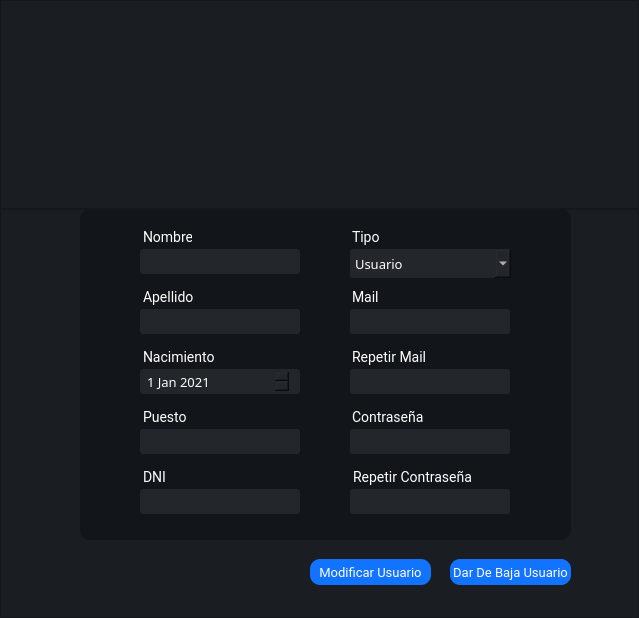
Qt form Interfaces/main/Ui/bm_user.ui (juanignaciocansillieri/Proyecto-Final) before a commit.
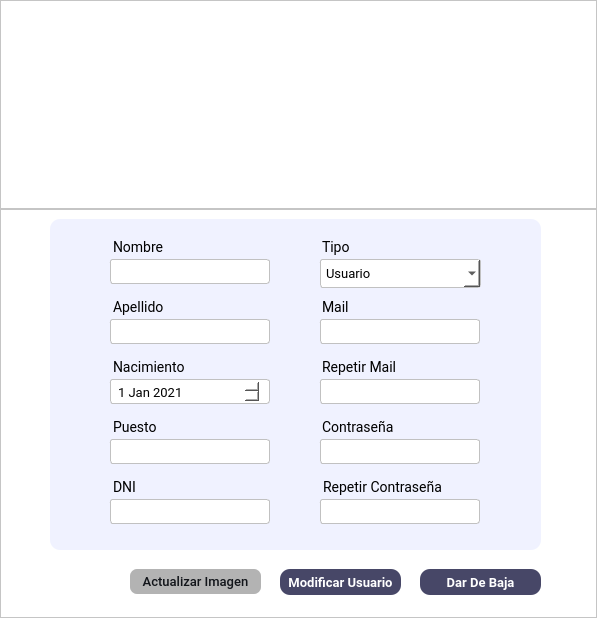
The same form after that commit. Icons and pictures are not drawn.

```diff
--- a/Interfaces/main/Ui/bm_user.ui
+++ b/Interfaces/main/Ui/bm_user.ui
@@ -6,7 +6,7 @@
    <rect>
     <x>0</x>
     <y>0</y>
-    <width>639</width>
+    <width>597</width>
     <height>618</height>
    </rect>
   </property>
@@ -45,7 +45,8 @@
        </size>
       </property>
       <property name="styleSheet">
-       <string notr="true">background: #1a1e23;</string>
+       <string notr="true">background: #fff;
+</string>
       </property>
       <property name="frameShape">
        <enum>QFrame::StyledPanel</enum>
@@ -56,10 +57,10 @@
       <widget class="QLabel" name="label">
        <property name="geometry">
         <rect>
-         <x>230</x>
-         <y>30</y>
+         <x>190</x>
+         <y>20</y>
          <width>221</width>
-         <height>161</height>
+         <height>181</height>
         </rect>
        </property>
        <property name="text">
@@ -89,7 +90,9 @@
        </size>
       </property>
       <property name="styleSheet">
-       <string notr="true">background: #1a1e23;
+       <string notr="true">background: #fff;
+
+
 </string>
       </property>
       <property name="frameShape">
@@ -101,8 +104,8 @@
       <widget class="QFrame" name="frame_3">
        <property name="geometry">
         <rect>
-         <x>80</x>
-         <y>0</y>
+         <x>50</x>
+         <y>10</y>
          <width>491</width>
          <height>331</height>
         </rect>
@@ -114,7 +117,8 @@
         </size>
        </property>
        <property name="styleSheet">
-        <string notr="true">background: #12151a;border-radius: 10px;
+        <string notr="true">border-radius: 10px;
+background-color: rgb(240, 242, 255);
 </string>
        </property>
        <property name="frameShape">
@@ -147,7 +151,6 @@
         <property name="styleSheet">
          <string notr="true">font-family: Roboto;
 font-size: 14px;
-color: #fff;
 margin-top:10px;
 margin-left:10px
 
@@ -180,12 +183,11 @@
         </property>
         <property name="styleSheet">
          <string notr="true">QLineEdit{
-background-color: #23262b;
+background-color: #fff;
+border: 0.5px solid #c1c1c1;
 border-radius: 3px;
 padding: 4 5px;
-color: #fff;
 font-family:Roboto;
-border: none;
 font-size:13px;
 font-weight: 400;
 margin-left: 10px;
@@ -214,7 +216,6 @@
         <property name="styleSheet">
          <string notr="true">font-family: Roboto;
 font-size: 14px;
-color: #fff;
 margin-top:10px;
 margin-left:10px
 
@@ -248,7 +249,6 @@
         <property name="styleSheet">
          <string notr="true">font-family: Roboto;
 font-size: 14px;
-color: #fff;
 margin-top:10px;
 margin-left:10px
 
@@ -263,7 +263,7 @@
          <rect>
           <x>50</x>
           <y>10</y>
-          <width>62</width>
+          <width>71</width>
           <height>27</height>
          </rect>
         </property>
@@ -276,7 +276,6 @@
         <property name="styleSheet">
          <string notr="true">font-family: Roboto;
 font-size: 14px;
-color: #fff;
 margin-top:10px;
 margin-left:10px
 
@@ -309,18 +308,16 @@
         </property>
         <property name="styleSheet">
          <string notr="true">QLineEdit{
-background-color: #23262b;
+background-color: #fff;
+border: 0.5px solid #c1c1c1;
 border-radius: 3px;
 padding: 4 5px;
-color: #fff;
 font-family:Roboto;
-border: none;
 font-size:13px;
 font-weight: 400;
 margin-left: 10px;
 
-}
-</string>
+}</string>
         </property>
         <property name="text">
          <string/>
@@ -353,7 +350,6 @@
         <property name="styleSheet">
          <string notr="true">font-family: Roboto;
 font-size: 14px;
-color: #fff;
 margin-top:10px;
 margin-left:10px
 
@@ -381,7 +377,6 @@
         <property name="styleSheet">
          <string notr="true">font-family: Roboto;
 font-size: 14px;
-color: #fff;
 margin-top:10px;
 margin-left:10px
 
@@ -409,7 +404,6 @@
         <property name="styleSheet">
          <string notr="true">font-family: Roboto;
 font-size: 14px;
-color: #fff;
 margin-top:10px;
 margin-left:10px
 
@@ -443,7 +437,6 @@
         <property name="styleSheet">
          <string notr="true">font-family: Roboto;
 font-size: 14px;
-color: #fff;
 margin-top:10px;
 margin-left:10px
 
@@ -476,18 +469,17 @@
         </property>
         <property name="styleSheet">
          <string notr="true">QLineEdit{
-background-color: #23262b;
+background-color: #fff;
+border: 0.5px solid #c1c1c1;
 border-radius: 3px;
 padding: 4 5px;
-color: #fff;
+
 font-family:Roboto;
-border: none;
 font-size:13px;
 font-weight: 400;
 margin-left: 10px;
 
-}
-</string>
+}</string>
         </property>
         <property name="placeholderText">
          <string/>
@@ -511,7 +503,6 @@
         <property name="styleSheet">
          <string notr="true">font-family: Roboto;
 font-size: 14px;
-color: #fff;
 margin-top:10px;
 margin-left:10px
 
@@ -532,14 +523,16 @@
         </property>
         <property name="styleSheet">
          <string notr="true">
-background-color: #23262b;
+background-color: #fff;
+border: 0.5px solid #c1c1c1;
 border-radius: 3px;
 padding: 4 5px;
-color: #fff;
-font-family:Roboto lt;
-border: none;
+font-family:Roboto;
 font-size:13px;
-margin-left: 10px;</string>
+font-weight: 400;
+margin-left: 10px;
+
+</string>
         </property>
         <property name="dateTime">
          <datetime>
@@ -575,18 +568,17 @@
         </property>
         <property name="styleSheet">
          <string notr="true">QLineEdit{
-background-color: #23262b;
+background-color: #fff;
+border: 0.5px solid #c1c1c1;
 border-radius: 3px;
 padding: 4 5px;
-color: #fff;
+
 font-family:Roboto;
-border: none;
 font-size:13px;
 font-weight: 400;
 margin-left: 10px;
 
-}
-</string>
+}</string>
         </property>
         <property name="placeholderText">
          <string/>
@@ -615,18 +607,17 @@
         </property>
         <property name="styleSheet">
          <string notr="true">QLineEdit{
-background-color: #23262b;
+background-color: #fff;
+border: 0.5px solid #c1c1c1;
 border-radius: 3px;
 padding: 4 5px;
-color: #fff;
+
 font-family:Roboto;
-border: none;
 font-size:13px;
 font-weight: 400;
 margin-left: 10px;
 
-}
-</string>
+}</string>
         </property>
         <property name="placeholderText">
          <string/>
@@ -655,18 +646,16 @@
         </property>
         <property name="styleSheet">
          <string notr="true">QLineEdit{
-background-color: #23262b;
+background-color: #fff;
+border: 0.5px solid #c1c1c1;
 border-radius: 3px;
 padding: 4 5px;
-color: #fff;
 font-family:Roboto;
-border: none;
 font-size:13px;
 font-weight: 400;
 margin-left: 10px;
 
-}
-</string>
+}</string>
         </property>
         <property name="placeholderText">
          <string/>
@@ -696,7 +685,6 @@
         <property name="styleSheet">
          <string notr="true">font-family: Roboto;
 font-size: 14px;
-color: #fff;
 margin-top:10px;
 margin-left:10px
 
@@ -729,12 +717,12 @@
         </property>
         <property name="styleSheet">
          <string notr="true">QLineEdit{
-background-color: #23262b;
+background-color: #fff;
+border: 0.5px solid #c1c1c1;
 border-radius: 3px;
 padding: 4 5px;
-color: #fff;
+
 font-family:Roboto;
-border: none;
 font-size:13px;
 font-weight: 400;
 margin-left: 10px;
@@ -772,18 +760,17 @@
         </property>
         <property name="styleSheet">
          <string notr="true">QLineEdit{
-background-color: #23262b;
+background-color: #fff;
+border: 0.5px solid #c1c1c1;
 border-radius: 3px;
 padding: 4 5px;
-color: #fff;
+
 font-family:Roboto;
-border: none;
 font-size:13px;
 font-weight: 400;
 margin-left: 10px;
 
-}
-</string>
+}</string>
         </property>
         <property name="echoMode">
          <enum>QLineEdit::Password</enum>
@@ -815,14 +802,15 @@
         </property>
         <property name="styleSheet">
          <string notr="true">
-background-color: #23262b;
+background-color: #fff;
+border: 0.5px solid #c1c1c1;
 border-radius: 3px;
 padding: 4 5px;
-color: #fff;
-font-family:Roboto lt;
-border: none;
+font-family:Roboto;
 font-size:13px;
+font-weight: 400;
 margin-left: 10px;
+
 </string>
         </property>
         <property name="currentText">
@@ -861,8 +849,8 @@
       <widget class="QPushButton" name="modificarprod_btn">
        <property name="geometry">
         <rect>
-         <x>310</x>
-         <y>350</y>
+         <x>280</x>
+         <y>360</y>
          <width>121</width>
          <height>26</height>
         </rect>
@@ -871,6 +859,8 @@
         <font>
          <family>Roboto</family>
          <pointsize>-1</pointsize>
+         <weight>75</weight>
+         <bold>true</bold>
         </font>
        </property>
        <property name="cursor">
@@ -878,7 +868,7 @@
        </property>
        <property name="styleSheet">
         <string notr="true">QPushButton{
-background-color: #1173ff;
+background-color: rgb(71, 71, 103);
 color: #fff;
 border-radius:10px;
 font-family:Roboto;
@@ -896,8 +886,8 @@
       <widget class="QPushButton" name="eliminarprod_btn">
        <property name="geometry">
         <rect>
-         <x>450</x>
-         <y>350</y>
+         <x>420</x>
+         <y>360</y>
          <width>121</width>
          <height>26</height>
         </rect>
@@ -906,6 +896,8 @@
         <font>
          <family>Roboto</family>
          <pointsize>-1</pointsize>
+         <weight>75</weight>
+         <bold>true</bold>
         </font>
        </property>
        <property name="cursor">
@@ -913,7 +905,7 @@
        </property>
        <property name="styleSheet">
         <string notr="true">QPushButton{
-background-color: #1173ff;
+background-color: rgb(71, 71, 103);
 color: #fff;
 border-radius:10px;
 font-family:Roboto;
@@ -925,7 +917,46 @@
 }</string>
        </property>
        <property name="text">
-        <string>Dar De Baja Usuario</string>
+        <string>Dar De Baja</string>
+       </property>
+      </widget>
+      <widget class="QPushButton" name="subirFoto_btn_2">
+       <property name="geometry">
+        <rect>
+         <x>130</x>
+         <y>360</y>
+         <width>131</width>
+         <height>25</height>
+        </rect>
+       </property>
+       <property name="maximumSize">
+        <size>
+         <width>16777215</width>
+         <height>16777215</height>
+        </size>
+       </property>
+       <property name="cursor">
+        <cursorShape>PointingHandCursor</cursorShape>
+       </property>
+       <property name="styleSheet">
+        <string notr="true">QPushButton{
+background-color: #b3b3b3;
+border-radius: 7px;
+padding: 4 10px;
+color: #12151a;
+font-family:Roboto;
+border: none;
+font-size:13px;
+font-weight: 500;
+}
+QPushButton:hover{
+background-color: rgba(179,179,179,110);
+
+
+}</string>
+       </property>
+       <property name="text">
+        <string>Actualizar Imagen</string>
        </property>
       </widget>
      </widget>
```
Left out of the diff: 15 changed lines with no effect on the pictures.
